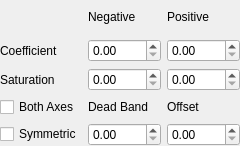
Qt form Widgets/ConditionWidget.ui (Logitech/qforcestudio) before a commit.
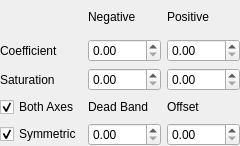
The same form after that commit.

What changed in the file:
```diff
--- a/Widgets/ConditionWidget.ui
+++ b/Widgets/ConditionWidget.ui
@@ -73,6 +73,9 @@
      <property name="text">
       <string>Both Axes</string>
      </property>
+     <property name="checked">
+      <bool>true</bool>
+     </property>
     </widget>
    </item>
    <item row="4" column="0">
@@ -80,6 +83,9 @@
      <property name="text">
       <string>Symmetric</string>
      </property>
+     <property name="checked">
+      <bool>true</bool>
+     </property>
     </widget>
    </item>
    <item row="1" column="1">
```
